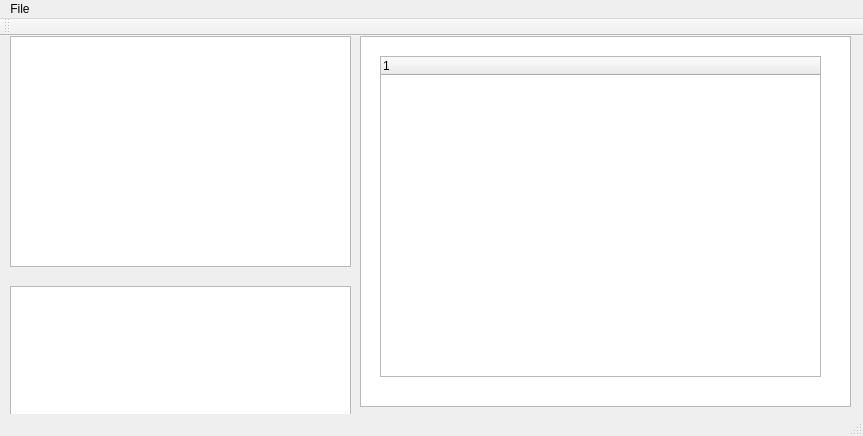
Before: the Qt Designer form SpsPPsParser/mainwindow.ui in tiancai1912/xiba, drawn with Qt 5.
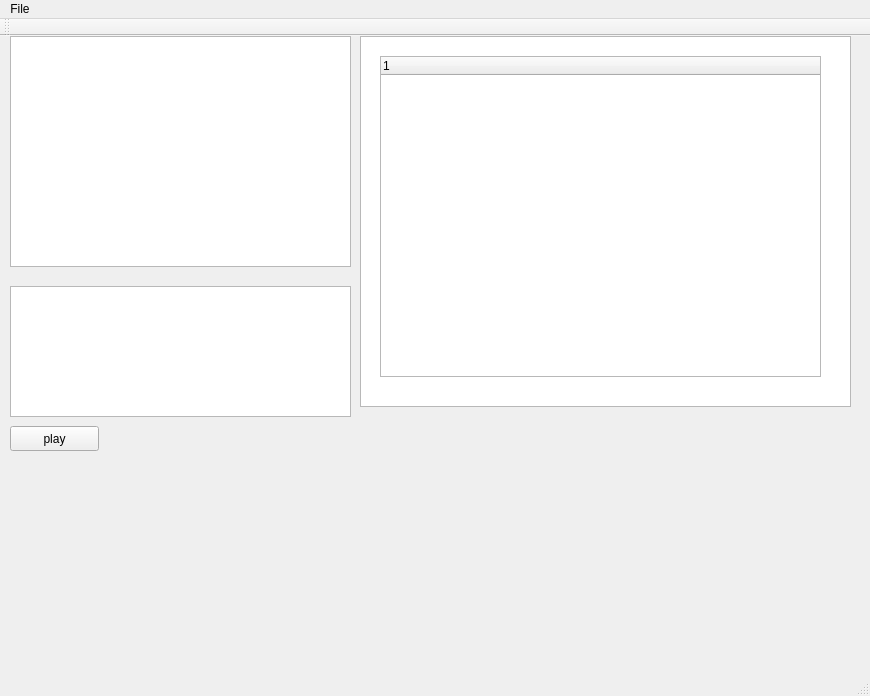
After: the same form once the commit is applied.

Patch:
```diff
--- a/SpsPPsParser/mainwindow.ui
+++ b/SpsPPsParser/mainwindow.ui
@@ -6,8 +6,8 @@
    <rect>
     <x>0</x>
     <y>0</y>
-    <width>863</width>
-    <height>436</height>
+    <width>870</width>
+    <height>696</height>
    </rect>
   </property>
   <property name="windowTitle">
@@ -59,14 +59,37 @@
      </property>
     </column>
    </widget>
+   <widget class="QPushButton" name="mBtnPlayFile">
+    <property name="geometry">
+     <rect>
+      <x>10</x>
+      <y>390</y>
+      <width>89</width>
+      <height>25</height>
+     </rect>
+    </property>
+    <property name="text">
+     <string>play</string>
+    </property>
+   </widget>
+   <widget class="QWidget" name="mEmptyWidget" native="true">
+    <property name="geometry">
+     <rect>
+      <x>360</x>
+      <y>410</y>
+      <width>461</width>
+      <height>201</height>
+     </rect>
+    </property>
+   </widget>
   </widget>
   <widget class="QMenuBar" name="menuBar">
    <property name="geometry">
     <rect>
      <x>0</x>
      <y>0</y>
-     <width>863</width>
-     <height>25</height>
+     <width>870</width>
+     <height>22</height>
     </rect>
    </property>
    <widget class="QMenu" name="menuFile">
```
